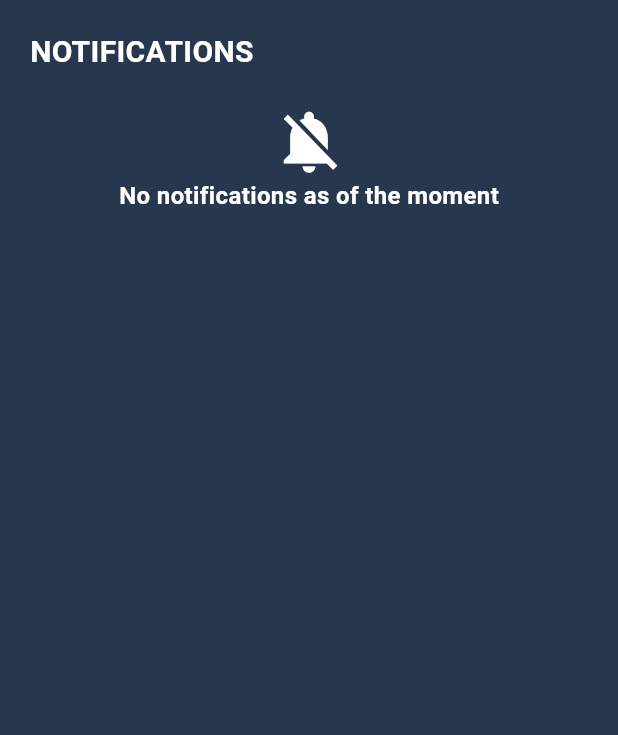
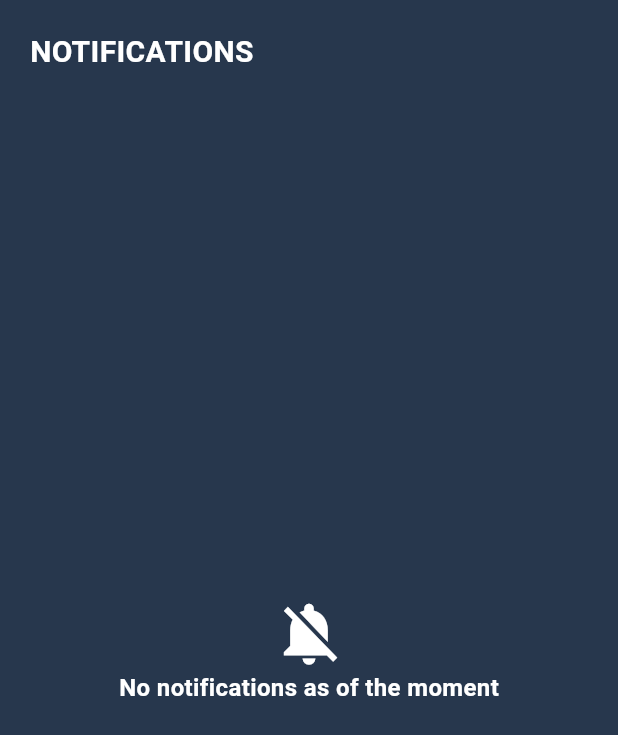
Before and after one commit to faustojc/workout_routine, a Flutter app: the NotificationListView widget shown alone on an empty page, opened directly, on a phone screen of 412 x 824 dp. Shown: the top 735 px of the screen. Run offline on Flutter 3.47's test engine with Material 3 defaults, Android fonts, the phone set to English and light mode, and no system bars; drawn by our look-alikes of auto_size_text; our stand-ins replace connectivity_plus, internet_connection_checker_plus, supabase_flutter; missing offline and left inert: powersync; accounts and stored records are empty; statements that could not run were skipped.

Commit message:
Refactor notification listview to use Expanded widget for empty content

```diff
--- a/lib/widgets/components/notification_listview.dart
+++ b/lib/widgets/components/notification_listview.dart
@@ -29,7 +29,9 @@ class _NotificationListViewState extends State<NotificationListView> {
             ),
             const SizedBox(height: 20),
             (NotificationModel.list.isEmpty)
-                ? const EmptyContent(title: "No notifications as of the moment", icon: Icons.notifications_off)
+                ? const Expanded(
+                    child: EmptyContent(title: "No notifications as of the moment", icon: Icons.notifications_off),
+                  )
                 : Expanded(
                     child: ListView.builder(
                       itemCount: NotificationModel.list.length,
```
